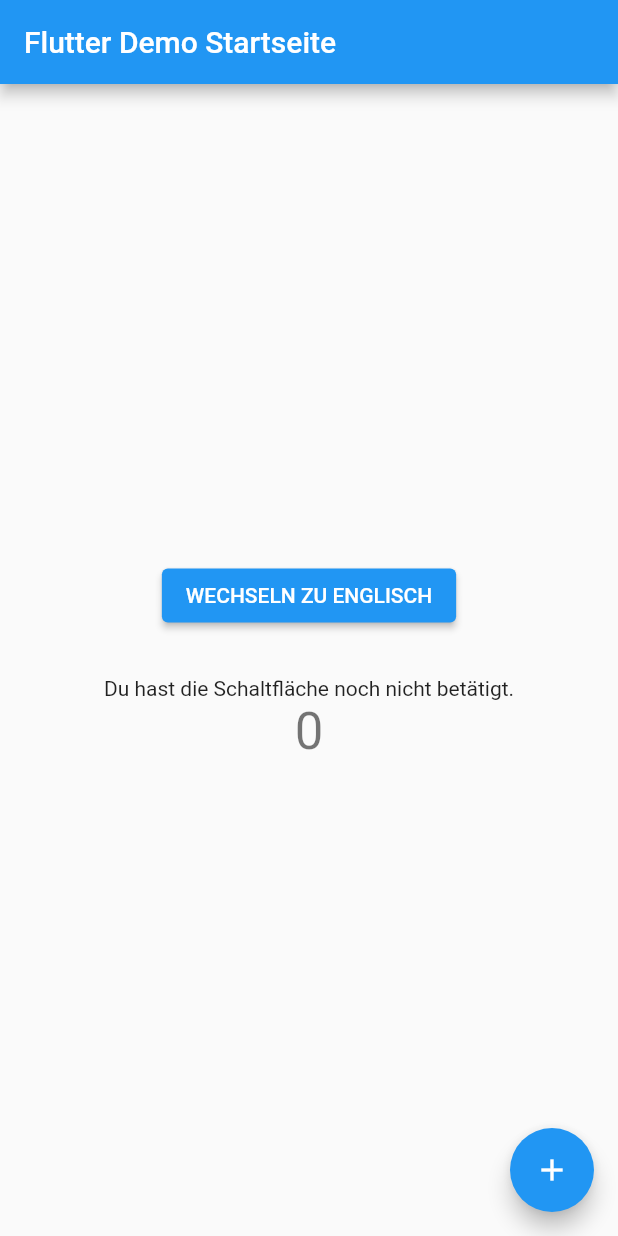
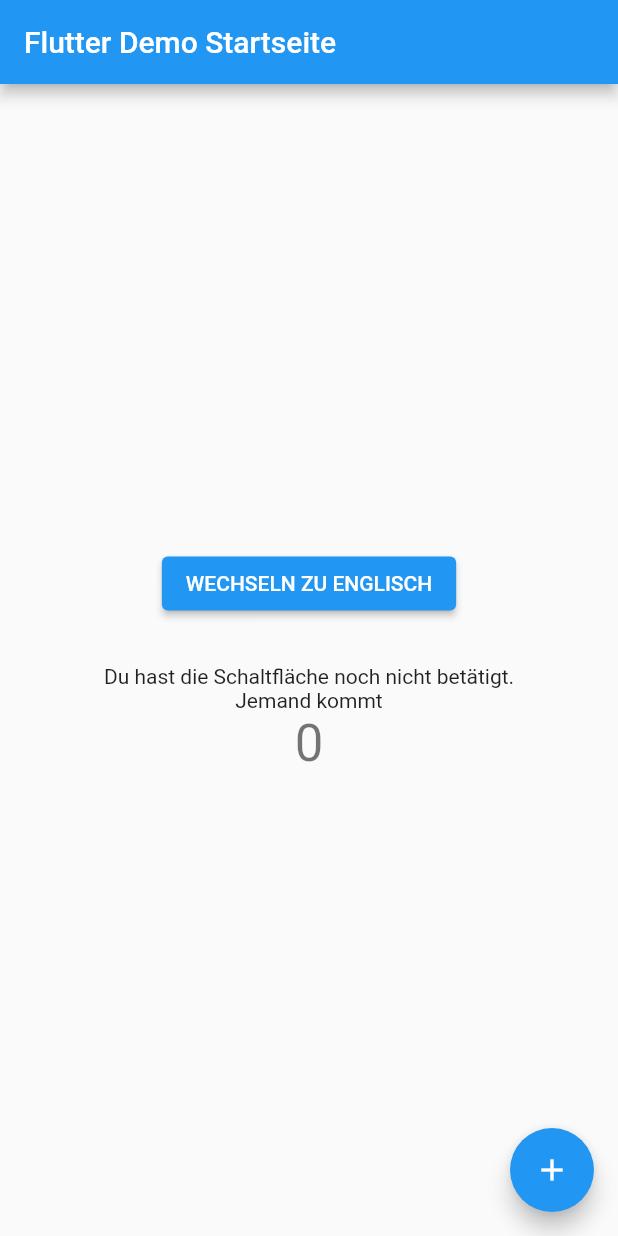
Before and after one commit to aabegg/intl_extension, a Flutter app: the screen it shows after launch, after a tap on "SWITCH TO GERMAN", on a phone screen of 412 x 824 dp. Run offline on Flutter 3.47's test engine with Material 2 defaults, Android fonts, the phone set to English and light mode, and no system bars; our stand-ins replace rxdart.

```diff
--- a/example/lib/main.dart
+++ b/example/lib/main.dart
@@ -122,6 +122,16 @@ class _MyHomePageState extends State<MyHomePage> {
               ),
             ),
             Text(
+              'Jemand kommt'.intlSelect(
+                value: 'male',
+                variants: {
+                  "male": "Ein Mann kommt",
+                  "female": "Eine Frau kommt"
+                },
+                params: {},
+              ),
+            ),
+            Text(
               '$_counter',
               style: Theme.of(context).textTheme.headline4,
             ),
```
Also changed, not shown: 1 other file.
